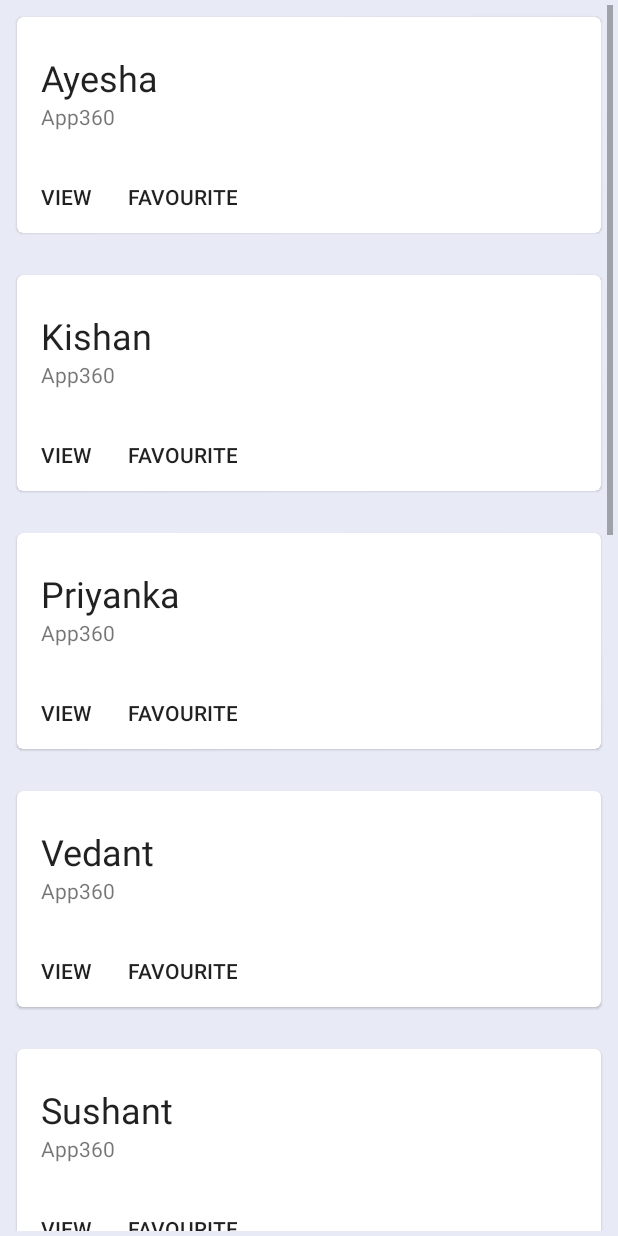
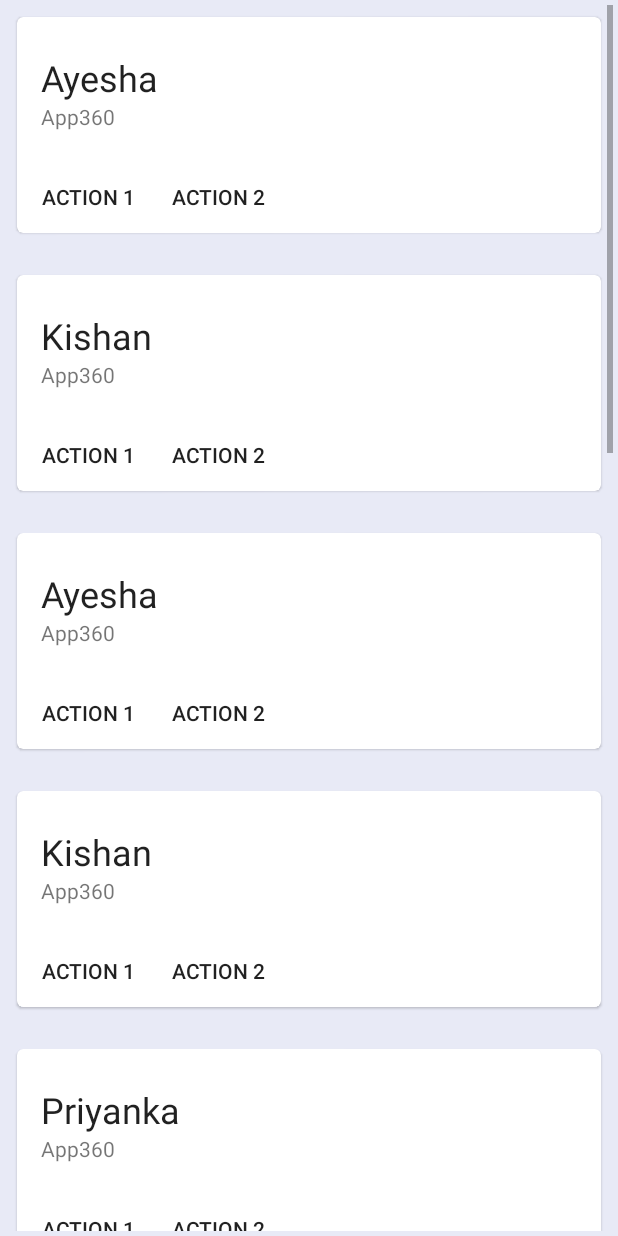
Before and after one commit to sikshakosh/App360, an Android app: the fragment ConnectionFragment placed in its activity, on a phone screen of 412 x 824 dp. Run offline under Robolectric (Android 15) with nearby library versions, the light colour scheme and no system bars; libraries missing offline, so code that uses them is left out: com.android.appcompose; plain views replace ImageSliderView; 21 statements that could not run were skipped.

Commit message:
multiple list view added

```diff
--- a/app/src/main/java/com/android/app360/ui/home/adapters/ConnectionItem.java
+++ /dev/null
@@ -1,36 +0,0 @@
-package com.android.app360.ui.home.adapters;
-
-public class ConnectionItem {
-    //Member variables representing the title and information about the sport
-    private String title;
-    private String info;
-
-    /**
-     * Constructor for the Sport data model
-     *
-     * @param title The name if the sport.
-     * @param info  Information about the sport.
-     */
-    public ConnectionItem(String title, String info) {
-        this.title = title;
-        this.info = info;
-    }
-
-    /**
-     * Gets the title of the sport
-     *
-     * @return The title of the sport.
-     */
-    String getTitle() {
-        return title;
-    }
-
-    /**
-     * Gets the info about the sport
-     *
-     * @return The info about the sport.
-     */
-    String getInfo() {
-        return info;
-    }
-}
--- a/app/src/main/java/com/android/app360/ui/home/adapters/ConnectionItemAdapter.java
+++ b/app/src/main/java/com/android/app360/ui/home/adapters/ConnectionItemAdapter.java
@@ -5,28 +5,56 @@ import android.view.LayoutInflater;
 import android.view.View;
 import android.view.ViewGroup;
 import android.widget.Button;
+import android.widget.ImageView;
 import android.widget.TextView;
 
+import androidx.annotation.NonNull;
 import androidx.recyclerview.widget.RecyclerView;
 
 import com.android.app360.R;
 
 import java.util.ArrayList;
 
-public class ConnectionItemAdapter extends RecyclerView.Adapter<ConnectionItemAdapter.ViewHolder>  {
+public class ConnectionItemAdapter extends RecyclerView.Adapter  {
 
     //Member variables
-    private ArrayList<ConnectionItem> mConnectionData;
+    private ArrayList<ConnectionModel> mConnectionData;
     private Context mContext;
+    int total_types;
+
+    public static class InvitationTypeViewHolder extends RecyclerView.ViewHolder{
+        TextView title;
+        TextView subtitle;
+        ImageView image;
+
+        public InvitationTypeViewHolder(@NonNull View itemView) {
+            super(itemView);
+            title = (TextView)itemView.findViewById(R.id.title);
+            subtitle = (TextView)itemView.findViewById(R.id.subtitle);
+        }
+    }
+
+    public static class ConnectioinTypeViewHolder extends RecyclerView.ViewHolder{
+        TextView title;
+        TextView subtitle;
+        ImageView image;
+
+        public ConnectioinTypeViewHolder(@NonNull View itemView) {
+            super(itemView);
+            title = (TextView)itemView.findViewById(R.id.title);
+            subtitle = (TextView)itemView.findViewById(R.id.subtitle);
+        }
+    }
 
     /**
      * Constructor that passes in the classroom data and the context
      * @param context Context of the application
      * @param classroomData ArrayList containing the classroom data
      */
-    public ConnectionItemAdapter(Context context, ArrayList<ConnectionItem> classroomData) {
+    public ConnectionItemAdapter(Context context, ArrayList<ConnectionModel> classroomData) {
         this.mConnectionData = classroomData;
         this.mContext = context;
+        total_types = classroomData.size();
     }
 
 
@@ -37,22 +65,55 @@ public class ConnectionItemAdapter extends RecyclerView.Adapter<ConnectionItemAd
      * @return The newly create ViewHolder.
      */
     @Override
-    public ConnectionItemAdapter.ViewHolder onCreateViewHolder(ViewGroup parent, int viewType) {
-        return new ViewHolder(LayoutInflater.from(mContext).inflate(R.layout.list_connection_item, parent, false));
+    public RecyclerView.ViewHolder onCreateViewHolder(ViewGroup parent, int viewType) {
+        View view;
+        switch (viewType){
+            case ConnectionModel.CONNECTIOIN_TYPE:
+                view = LayoutInflater.from(parent.getContext()).inflate(R.layout.list_connection_item,parent,false);
+                return new ConnectioinTypeViewHolder(view);
+            case ConnectionModel.INVITATION_TYPE:
+                view = LayoutInflater.from(parent.getContext()).inflate(R.layout.list_connection_item,parent,false);
+                return new ConnectioinTypeViewHolder(view);
+
+        }
+        return null;
+        //new ViewHolder(LayoutInflater.from(mContext).inflate(R.layout.list_connection_item, parent, false));
     }
 
-    /**
-     * Required method that binds the data to the viewholder.
-     * @param holder The viewholder into which the data should be put.
-     * @param position The adapter position.
-     */
     @Override
-    public void onBindViewHolder(ConnectionItemAdapter.ViewHolder holder, int position) {
-        //Get current classroom
-        ConnectionItem currentClassroom = mConnectionData.get(position);
+    public int getItemViewType(int position) {
+        switch (mConnectionData.get(position).type){
+            case 0:
+                return ConnectionModel.INVITATION_TYPE;
+            case 1:
+                return ConnectionModel.CONNECTIOIN_TYPE;
+            default:
+                return -1;
+        }
+
+        // return super.getItemViewType(position);
+    }
+
+    @Override
+    public void onBindViewHolder(@NonNull RecyclerView.ViewHolder holder, int position) {
+        ConnectionModel currentClassroom = mConnectionData.get(position);
         //Populate the textviews with data
-        holder.bindTo(currentClassroom);
+        if(currentClassroom != null){
+            switch (currentClassroom.type){
+                case ConnectionModel.CONNECTIOIN_TYPE:
+                    ((ConnectioinTypeViewHolder)holder).title.setText(currentClassroom.title);
+                    ((ConnectioinTypeViewHolder)holder).subtitle.setText(currentClassroom.subtitle);
+                    break;
+                case ConnectionModel.INVITATION_TYPE:
+                    ((ConnectioinTypeViewHolder)holder).title.setText(currentClassroom.title);
+                    ((ConnectioinTypeViewHolder)holder).subtitle.setText(currentClassroom.subtitle);
+                    break;
+            }
+        }
+
     }
+
+
 
 
     /**
@@ -65,40 +126,5 @@ public class ConnectionItemAdapter extends RecyclerView.Adapter<ConnectionItemAd
     }
 
 
-    /**
-     * ViewHolder class that represents each row of data in the RecyclerView
-     */
-    class ViewHolder extends RecyclerView.ViewHolder {
 
-        //Member Variables for the TextViews
-        private TextView mTitleText;
-        private TextView mInfoText;
-        private TextView mNewsText;
-        private Button mBtnAction1;
-        private Button mBtnAction2;
-
-        /**
-         * Constructor for the ViewHolder, used in onCreateViewHolder().
-         * @param itemView The rootview of the list_item.xml layout file
-         */
-        ViewHolder(View itemView) {
-            super(itemView);
-
-            //Initialize the views
-            mTitleText = (TextView)itemView.findViewById(R.id.title);
-            mInfoText = (TextView)itemView.findViewById(R.id.subtitle);
-           // mNewsText = (TextView)itemView.findViewById(R.id.supporting_text);
-            mBtnAction1 = (Button)itemView.findViewById(R.id.action_button_1);
-            mBtnAction2 = (Button)itemView.findViewById(R.id.action_button_2);
-        }
-
-        void bindTo(ConnectionItem currentClassroom){
-            //Populate the textviews with data
-            mTitleText.setText(currentClassroom.getTitle());
-            mInfoText.setText(currentClassroom.getInfo());
-           // mNewsText.setText("Added a new question in");
-            mBtnAction1.setText("View");
-            mBtnAction2.setText("Favourite");
-        }
-    }
 }
--- /dev/null
+++ b/app/src/main/java/com/android/app360/ui/home/adapters/ConnectionModel.java
@@ -0,0 +1,35 @@
+package com.android.app360.ui.home.adapters;
+
+public class ConnectionModel {
+    public static final int INVITATION_TYPE = 0;
+    public static final int CONNECTIOIN_TYPE = 1;
+
+    public int type;
+    public String title;
+    public String subtitle;
+    public String detail;
+
+
+    public int getType() {
+        return type;
+    }
+
+    public String getTitle() {
+        return title;
+    }
+
+    public String getSubtitle() {
+        return subtitle;
+    }
+
+    public String getDetail() {
+        return detail;
+    }
+
+    public ConnectionModel(int type, String title, String subtitle, String detail) {
+        this.type = type;
+        this.title = title;
+        this.subtitle = subtitle;
+        this.detail = detail;
+    }
+}
--- a/app/src/main/java/com/android/app360/ui/home/fragments/ConnectionFragment.java
+++ b/app/src/main/java/com/android/app360/ui/home/fragments/ConnectionFragment.java
@@ -13,8 +13,8 @@ import android.view.View;
 import android.view.ViewGroup;
 
 import com.android.app360.R;
-import com.android.app360.ui.home.adapters.ConnectionItem;
 import com.android.app360.ui.home.adapters.ConnectionItemAdapter;
+import com.android.app360.ui.home.adapters.ConnectionModel;
 
 
 import java.util.ArrayList;
@@ -32,7 +32,7 @@ public class ConnectionFragment extends Fragment {
     private static final String ARG_PARAM2 = "param2";
 
     private RecyclerView mRecyclerView;
-    private ArrayList<ConnectionItem> mConnectionData;
+    private ArrayList<ConnectionModel> mConnectionData;
     private ConnectionItemAdapter mAdapter;
 
     // TODO: Rename and change types of parameters
@@ -114,9 +114,15 @@ public class ConnectionFragment extends Fragment {
         mConnectionData.clear();
 
         //Create the ArrayList of Sports objects with the titles and information about each sport
+        for(int i=0;i<2;i++){
+            mConnectionData.add(new ConnectionModel(0,nameList[i],classroomInfo[i],""));
+        }
+
+
         for(int i=0;i<nameList.length;i++){
-            mConnectionData.add(new ConnectionItem(nameList[i],classroomInfo[i]));
+            mConnectionData.add(new ConnectionModel(1,nameList[i],classroomInfo[i],""));
         }
+
 
         //Notify the adapter of the change
         mAdapter.notifyDataSetChanged();
--- a/app/src/main/res/layout/fragment_tab.xml
+++ /dev/null
@@ -1,14 +0,0 @@
-<?xml version="1.0" encoding="utf-8"?>
-<RelativeLayout
-    xmlns:android="http://schemas.android.com/apk/res/android"
-    android:layout_width="match_parent"
-    android:layout_height="match_parent">
-
-    <TextView
-        android:id="@+id/FragmentTabText"
-        android:layout_width="wrap_content"
-        android:layout_height="wrap_content"
-        android:layout_centerHorizontal="true"
-        android:layout_centerVertical="true"/>
-
-</RelativeLayout>
```
